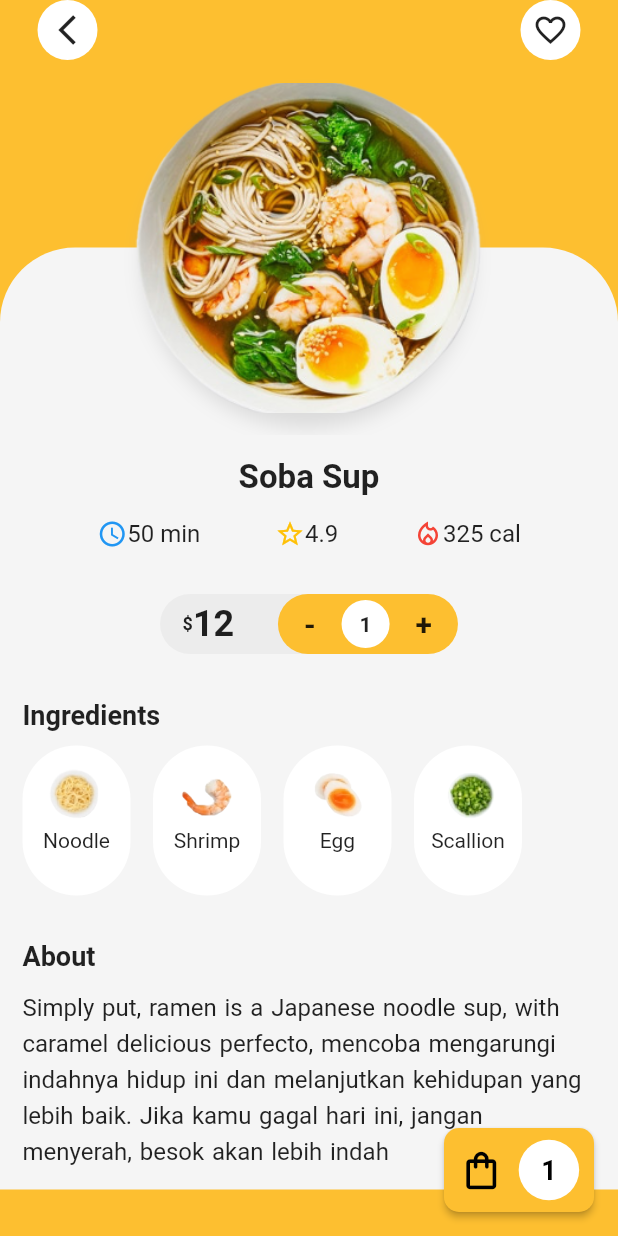
After one commit to Alfi-Filsafalasafi/FoodDelivery, a Flutter app: the DetailPage screen opened directly with sample values from the repository, on a phone screen of 412 x 824 dp. The commit adds this screen. Run offline on Flutter 3.47's test engine with Material 2 defaults, Android fonts, the phone set to English and light mode, and no system bars; our stand-ins replace smooth_page_indicator.

Commit message:
detail page

```diff
--- a/lib/models/food.dart
+++ b/lib/models/food.dart
@@ -38,7 +38,7 @@ class Food {
             'Scallion': 'assets/images/ingre4.png',
           }
         ],
-        'Simply put, ramen is a Japanese noodle sup, with caramel delicious perfecto ',
+        'Simply put, ramen is a Japanese noodle sup, with caramel delicious perfecto, mencoba mengarungi indahnya hidup ini dan melanjutkan kehidupan yang lebih baik. Jika kamu gagal hari ini, jangan menyerah, besok akan lebih indah ',
         highLight: true,
       ),
       Food(
@@ -64,7 +64,7 @@ class Food {
             'Scallion': 'assets/images/ingre4.png',
           }
         ],
-        'Simply put, ramen is a Japanese noodle sup, with caramel delicious perfecto ',
+        'Simply put, ramen is a Japanese noodle sup, with caramel delicious perfecto, mencoba mengarungi indahnya hidup ini dan melanjutkan kehidupan yang lebih baik. Jika kamu gagal hari ini, jangan menyerah, besok akan lebih indah ',
       ),
       Food(
         'assets/images/dish3.png',
@@ -89,7 +89,7 @@ class Food {
             'Scallion': 'assets/images/ingre4.png',
           }
         ],
-        'Simply put, ramen is a Japanese noodle sup, with caramel delicious perfecto',
+        'Simply put, ramen is a Japanese noodle sup, with caramel delicious perfecto, mencoba mengarungi indahnya hidup ini dan melanjutkan kehidupan yang lebih baik. Jika kamu gagal hari ini, jangan menyerah, besok akan lebih indah',
       ),
     ];
   }
@@ -119,7 +119,7 @@ class Food {
             'Scallion': 'assets/images/ingre4.png',
           }
         ],
-        'Simply put, ramen is a Japanese noodle sup, with caramel delicious perfecto',
+        'Simply put, ramen is a Japanese noodle sup, with caramel delicious perfecto, mencoba mengarungi indahnya hidup ini dan melanjutkan kehidupan yang lebih baik. Jika kamu gagal hari ini, jangan menyerah, besok akan lebih indah',
       ),
       Food(
         'assets/images/dish1.png',
@@ -144,7 +144,7 @@ class Food {
             'Scallion': 'assets/images/ingre4.png',
           }
         ],
-        'Simply put, ramen is a Japanese noodle sup, with caramel delicious perfecto ',
+        'Simply put, ramen is a Japanese noodle sup, with caramel delicious perfecto, mencoba mengarungi indahnya hidup ini dan melanjutkan kehidupan yang lebih baik. Jika kamu gagal hari ini, jangan menyerah, besok akan lebih indah',
         highLight: true,
       ),
     ];
--- /dev/null
+++ b/lib/screens/detail/detail.dart
@@ -0,0 +1,68 @@
+import 'package:flutter/material.dart';
+import 'package:food_delivery_app/constant/colors.dart';
+import 'package:food_delivery_app/models/food.dart';
+import 'package:food_delivery_app/screens/detail/widget/food_detail.dart';
+import 'package:food_delivery_app/screens/detail/widget/food_img.dart';
+import 'package:food_delivery_app/widgets/custom_app_bar.dart';
+
+class DetailPage extends StatelessWidget {
+  final Food food;
+  DetailPage(this.food);
+
+  @override
+  Widget build(BuildContext context) {
+    return Scaffold(
+      backgroundColor: kPrimarycolor,
+      body: SingleChildScrollView(
+        child: Column(
+          children: [
+            CustomAppBar(
+              Icons.arrow_back_ios_outlined,
+              Icons.favorite_outline,
+              leftCallback: () => Navigator.of(context).pop(),
+            ),
+            FoodImg(food),
+            FoodDetail(food),
+          ],
+        ),
+      ),
+      floatingActionButton: Container(
+        width: 100,
+        height: 56,
+        child: RawMaterialButton(
+          fillColor: kPrimarycolor,
+          shape: RoundedRectangleBorder(
+            borderRadius: BorderRadius.circular(10),
+          ),
+          elevation: 2,
+          child: Row(
+            mainAxisAlignment: MainAxisAlignment.spaceEvenly,
+            children: [
+              Icon(
+                Icons.shopping_bag_outlined,
+                color: Colors.black,
+                size: 30,
+              ),
+              Container(
+                padding: EdgeInsets.all(15),
+                decoration: BoxDecoration(
+                  color: Colors.white,
+                  shape: BoxShape.circle,
+                ),
+                child: Text(
+                  food.quantity.toString(),
+                  style: TextStyle(
+                    color: Colors.black,
+                    fontSize: 18,
+                    fontWeight: FontWeight.bold,
+                  ),
+                ),
+              )
+            ],
+          ),
+          onPressed: () {},
+        ),
+      ),
+    );
+  }
+}
--- /dev/null
+++ b/lib/screens/detail/widget/food_detail.dart
@@ -0,0 +1,119 @@
+import 'package:flutter/material.dart';
+import 'package:food_delivery_app/constant/colors.dart';
+import 'package:food_delivery_app/models/food.dart';
+import 'package:food_delivery_app/screens/detail/widget/food_quantity.dart';
+
+class FoodDetail extends StatelessWidget {
+  final Food food;
+  FoodDetail(this.food);
+  @override
+  Widget build(BuildContext context) {
+    return Container(
+      padding: EdgeInsets.all(15),
+      color: kBackground,
+      child: Column(
+        children: [
+          Text(
+            food.name,
+            style: TextStyle(fontWeight: FontWeight.bold, fontSize: 22),
+          ),
+          SizedBox(height: 15),
+          Row(
+            mainAxisAlignment: MainAxisAlignment.spaceEvenly,
+            children: [
+              _buildIcontext(
+                Icons.access_time_outlined,
+                Colors.blue,
+                food.waitTime,
+              ),
+              _buildIcontext(
+                Icons.star_outline,
+                Colors.amber,
+                food.score.toString(),
+              ),
+              _buildIcontext(
+                Icons.local_fire_department_outlined,
+                Colors.red,
+                food.cal,
+              ),
+            ],
+          ),
+          SizedBox(height: 30),
+          FoodQuantity(food),
+          SizedBox(height: 30),
+          Row(
+            children: [
+              Text(
+                'Ingredients',
+                style: TextStyle(fontWeight: FontWeight.bold, fontSize: 18),
+              ),
+            ],
+          ),
+          SizedBox(height: 10),
+          Container(
+            height: 100,
+            child: ListView.separated(
+              scrollDirection: Axis.horizontal,
+              separatorBuilder: (_, index) => SizedBox(
+                width: 15,
+              ),
+              itemBuilder: (context, index) => Container(
+                padding: EdgeInsets.all(10),
+                decoration: BoxDecoration(
+                  color: Colors.white,
+                  borderRadius: BorderRadius.circular(40),
+                ),
+                child: Column(
+                  children: [
+                    Image.asset(
+                      food.ingredients[index].values.first,
+                      width: 52,
+                    ),
+                    Text(food.ingredients[index].keys.first),
+                  ],
+                ),
+              ),
+              itemCount: food.ingredients.length,
+            ),
+          ),
+          SizedBox(height: 30),
+          Row(
+            children: [
+              Text(
+                'About',
+                style: TextStyle(fontWeight: FontWeight.bold, fontSize: 18),
+              ),
+            ],
+          ),
+          SizedBox(
+            height: 10,
+          ),
+          Text(
+            food.about,
+            style: TextStyle(
+              wordSpacing: 1.2,
+              height: 1.5,
+              fontSize: 16,
+            ),
+          ),
+        ],
+      ),
+    );
+  }
+
+  Widget _buildIcontext(IconData icon, Color color, String text) {
+    return Row(
+      children: [
+        Icon(
+          icon,
+          color: color,
+          size: 20,
+        ),
+        Text(
+          text,
+          style: TextStyle(fontSize: 16),
+        ),
+      ],
+    );
+  }
+}
--- /dev/null
+++ b/lib/screens/detail/widget/food_img.dart
@@ -0,0 +1,54 @@
+import 'package:flutter/material.dart';
+import 'package:food_delivery_app/constant/colors.dart';
+import 'package:food_delivery_app/models/food.dart';
+
+class FoodImg extends StatelessWidget {
+  final Food food;
+  FoodImg(this.food);
+  @override
+  Widget build(BuildContext context) {
+    return Container(
+      height: 250,
+      child: Stack(
+        children: [
+          Column(
+            children: [
+              Expanded(flex: 1, child: Container()),
+              Expanded(
+                flex: 1,
+                child: Container(
+                  decoration: BoxDecoration(
+                    borderRadius: BorderRadius.only(
+                      topLeft: Radius.circular(50),
+                      topRight: Radius.circular(50),
+                    ),
+                    color: kBackground,
+                  ),
+                ),
+              ),
+            ],
+          ),
+          Align(
+            alignment: Alignment.center,
+            child: Container(
+              margin: EdgeInsets.all(15),
+              width: 250,
+              height: 250,
+              decoration: BoxDecoration(shape: BoxShape.circle, boxShadow: [
+                BoxShadow(
+                  color: Colors.grey.withOpacity(0.3),
+                  offset: Offset(-1, 10),
+                  blurRadius: 10,
+                )
+              ]),
+              child: Image.asset(
+                food.imgUrl,
+                fit: BoxFit.cover,
+              ),
+            ),
+          )
+        ],
+      ),
+    );
+  }
+}
--- /dev/null
+++ b/lib/screens/detail/widget/food_quantity.dart
@@ -0,0 +1,77 @@
+import 'package:flutter/material.dart';
+import 'package:food_delivery_app/constant/colors.dart';
+import 'package:food_delivery_app/models/food.dart';
+
+class FoodQuantity extends StatelessWidget {
+  final Food food;
+  FoodQuantity(this.food);
+  @override
+  Widget build(BuildContext context) {
+    return Container(
+      width: double.maxFinite,
+      height: 40,
+      child: Stack(
+        children: [
+          Align(
+            alignment: Alignment(-0.3, 0),
+            child: Container(
+              width: 120,
+              height: double.maxFinite,
+              decoration: BoxDecoration(
+                color: Colors.grey.withOpacity(0.1),
+                borderRadius: BorderRadius.circular(30),
+              ),
+              child: Row(
+                children: [
+                  SizedBox(width: 15),
+                  Text(
+                    '\$',
+                    style: TextStyle(fontSize: 12, fontWeight: FontWeight.bold),
+                  ),
+                  Text(
+                    food.price.toString(),
+                    style: TextStyle(fontSize: 24, fontWeight: FontWeight.bold),
+                  )
+                ],
+              ),
+            ),
+          ),
+          Align(
+            alignment: Alignment(0.3, 0),
+            child: Container(
+              height: double.maxFinite,
+              width: 120,
+              decoration: BoxDecoration(
+                  color: kPrimarycolor,
+                  borderRadius: BorderRadius.circular(30)),
+              child: Row(
+                mainAxisAlignment: MainAxisAlignment.spaceEvenly,
+                children: [
+                  Text(
+                    "-",
+                    style: TextStyle(fontSize: 20, fontWeight: FontWeight.bold),
+                  ),
+                  Container(
+                    padding: EdgeInsets.all(12),
+                    decoration: BoxDecoration(
+                      shape: BoxShape.circle,
+                      color: Colors.white,
+                    ),
+                    child: Text(
+                      food.quantity.toString(),
+                      style: TextStyle(fontWeight: FontWeight.bold),
+                    ),
+                  ),
+                  Text(
+                    "+",
+                    style: TextStyle(fontSize: 20, fontWeight: FontWeight.bold),
+                  ),
+                ],
+              ),
+            ),
+          )
+        ],
+      ),
+    );
+  }
+}
--- a/lib/screens/home/widget/food_list_view.dart
+++ b/lib/screens/home/widget/food_list_view.dart
@@ -1,5 +1,6 @@
 import 'package:flutter/material.dart';
 import 'package:food_delivery_app/models/restaurant.dart';
+import 'package:food_delivery_app/screens/detail/detail.dart';
 import 'package:food_delivery_app/screens/home/widget/food_item.dart';
 
 class FoodListView extends StatelessWidget {
@@ -22,8 +23,14 @@ class FoodListView extends StatelessWidget {
           children: category
               .map((e) => ListView.separated(
                   padding: EdgeInsets.zero,
-                  itemBuilder: (context, index) =>
-                      FoodItem(restaurant.menu[category[selected]]![index]),
+                  itemBuilder: (context, index) => GestureDetector(
+                      onTap: () {
+                        Navigator.of(context).push(MaterialPageRoute(
+                            builder: (context) => DetailPage(
+                                restaurant.menu[category[selected]]![index])));
+                      },
+                      child: FoodItem(
+                          restaurant.menu[category[selected]]![index])),
                   separatorBuilder: (_, index) => SizedBox(height: 15),
                   itemCount: restaurant.menu[category[selected]]!.length))
               .toList()),
```
